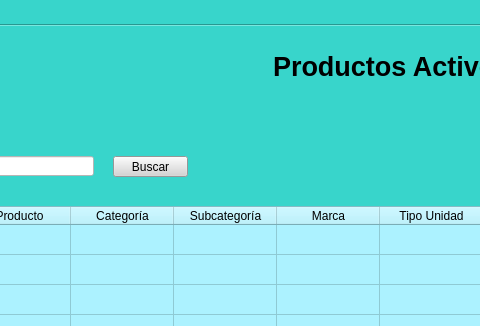
The window that Views/controlstock.ui (Miguel8819/Sistema_TweetyTesis) describes before a commit, drawn with Qt 5; both pictures show x 279 to 759 and y 0 to 326 of the 1324 by 683 pixel window.
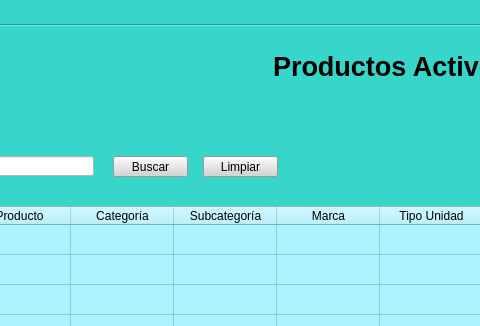
The same window after the commit.

The edit to the form file:
```diff
--- a/Views/controlstock.ui
+++ b/Views/controlstock.ui
@@ -349,6 +349,22 @@
       <string>Volver atrás</string>
      </property>
     </widget>
+    <widget class="QPushButton" name="btn_limpiar">
+     <property name="geometry">
+      <rect>
+       <x>480</x>
+       <y>130</y>
+       <width>75</width>
+       <height>21</height>
+      </rect>
+     </property>
+     <property name="styleSheet">
+      <string notr="true">background-color: rgb(212, 212, 212);</string>
+     </property>
+     <property name="text">
+      <string>Limpiar</string>
+     </property>
+    </widget>
    </widget>
    <widget class="QWidget" name="ProductosDadosDeBaja">
     <attribute name="title">
```
Left out of the diff: 48 changed lines with no effect on the pictures.
